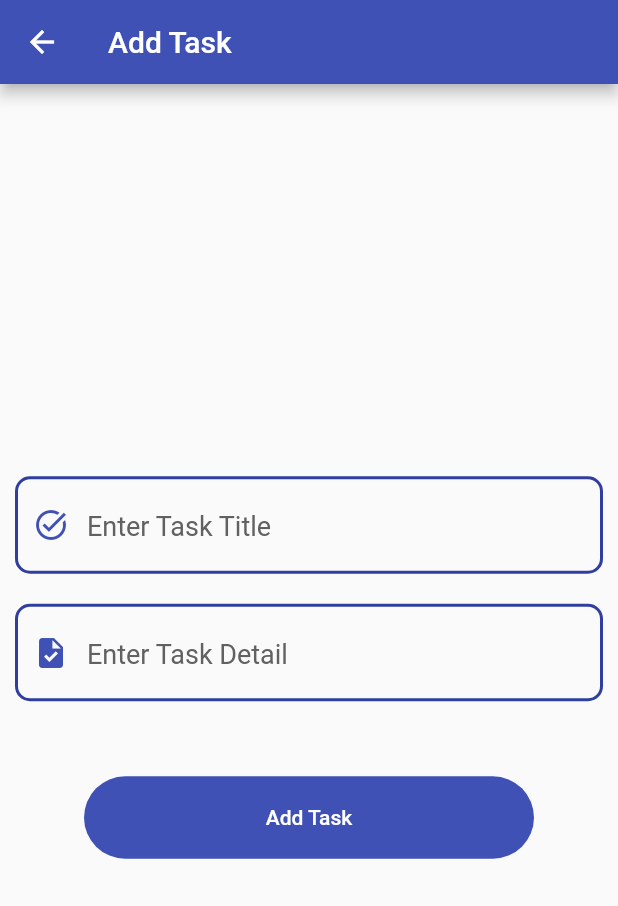
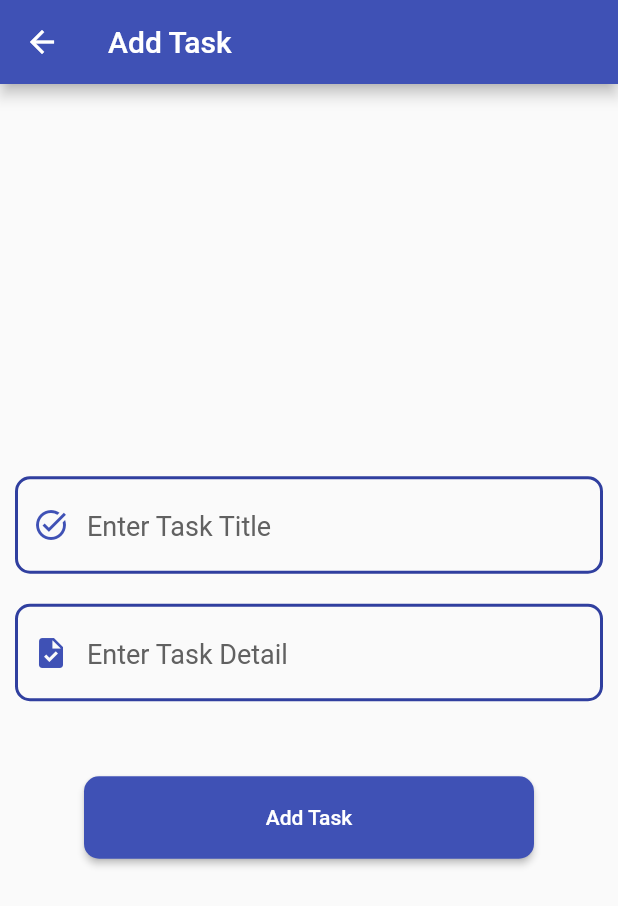
Before and after one commit to FahadMehboob/Flutter-University, a Flutter app: the AddTask screen opened directly, on a phone screen of 412 x 824 dp. Shown: the top 906 px of the screen. Run offline on Flutter 3.47's test engine with Material 2 defaults, Android fonts, the light colour scheme and no system bars.

Commit message:
todo list complete with edit task and delete task

```diff
--- a/Basics/Basic State Management/To Do App/todo_app/lib/addtask.dart
+++ b/Basics/Basic State Management/To Do App/todo_app/lib/addtask.dart
@@ -1,15 +1,27 @@
 import 'package:flutter/material.dart';
+import 'package:todo_app/main.dart';
 
 class AddTask extends StatefulWidget {
-  const AddTask({Key? key}) : super(key: key);
+  final Task? initialTask;
+
+  const AddTask({Key? key, this.initialTask}) : super(key: key);
 
   @override
   State<AddTask> createState() => _AddTaskState();
 }
 
 class _AddTaskState extends State<AddTask> {
-  TextEditingController taskTitle = TextEditingController();
-  TextEditingController taskDetail = TextEditingController();
+  late TextEditingController taskTitle;
+  late TextEditingController taskDetail;
+
+  @override
+  void initState() {
+    super.initState();
+
+    // Initialize controllers with initial task information if provided
+    taskTitle = TextEditingController(text: widget.initialTask?.title ?? '');
+    taskDetail = TextEditingController(text: widget.initialTask?.detail ?? '');
+  }
 
   @override
   Widget build(BuildContext context) {
@@ -41,10 +53,11 @@ class _AddTaskState extends State<AddTask> {
             height: 40,
           ),
           FilledButton(
-            style: FilledButton.styleFrom(fixedSize: const Size(300, 55)),
             onPressed: () {
-              Navigator.pop(context,
-                  Task(title: taskTitle.text, detail: taskDetail.text));
+              Navigator.pop(
+                context,
+                Task(title: taskTitle.text, detail: taskDetail.text),
+              );
             },
             child: const Text("Add Task"),
           )
@@ -83,7 +96,9 @@ class TaskInput extends StatelessWidget {
           ),
           enabledBorder: OutlineInputBorder(
             borderSide: BorderSide(
-                color: Theme.of(context).primaryColorDark, width: 2.0),
+              color: Theme.of(context).primaryColorDark,
+              width: 2.0,
+            ),
             borderRadius: BorderRadius.circular(10),
           ),
           hintText: hintText,
@@ -94,7 +109,28 @@ class TaskInput extends StatelessWidget {
   }
 }
 
-class Task {
-  final String title, detail;
-  Task({required this.title, required this.detail});
+class FilledButton extends StatelessWidget {
+  final VoidCallback onPressed;
+  final Widget child;
+
+  const FilledButton({
+    Key? key,
+    required this.onPressed,
+    required this.child,
+  }) : super(key: key);
+
+  @override
+  Widget build(BuildContext context) {
+    return ElevatedButton(
+      onPressed: onPressed,
+      style: ElevatedButton.styleFrom(
+        backgroundColor: Theme.of(context).primaryColor,
+        shape: RoundedRectangleBorder(
+          borderRadius: BorderRadius.circular(10),
+        ),
+        fixedSize: const Size(300, 55),
+      ),
+      child: child,
+    );
+  }
 }
```
Also changed, not shown: Basics/Basic State Management/To Do App/todo_app/lib/main.dart (+58 -18 lines).
